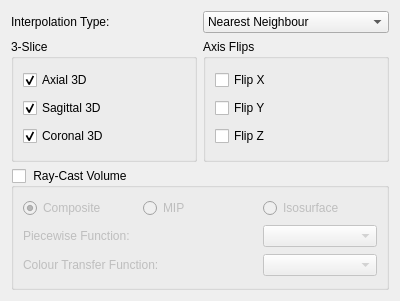
Above: rtUI/volume3DOptions.ui from pengwg/vurtigo before the change. Below: the same form after it.
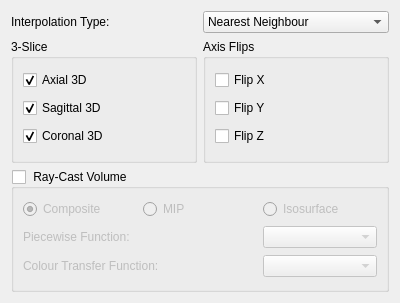
That is the form after the change.

Patch:
```diff
--- a/rtUI/volume3DOptions.ui
+++ b/rtUI/volume3DOptions.ui
@@ -7,7 +7,7 @@
     <x>0</x>
     <y>0</y>
     <width>400</width>
-    <height>301</height>
+    <height>303</height>
    </rect>
   </property>
   <property name="windowTitle">
```
